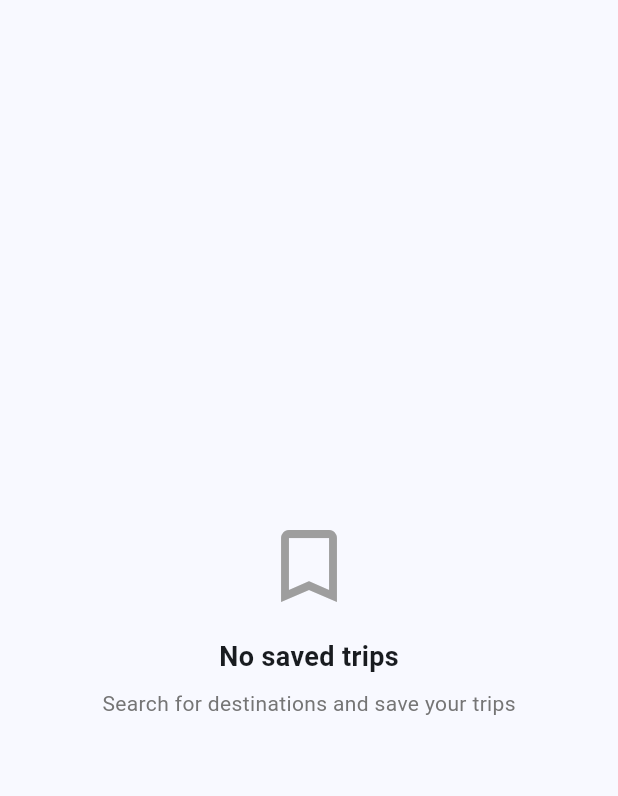
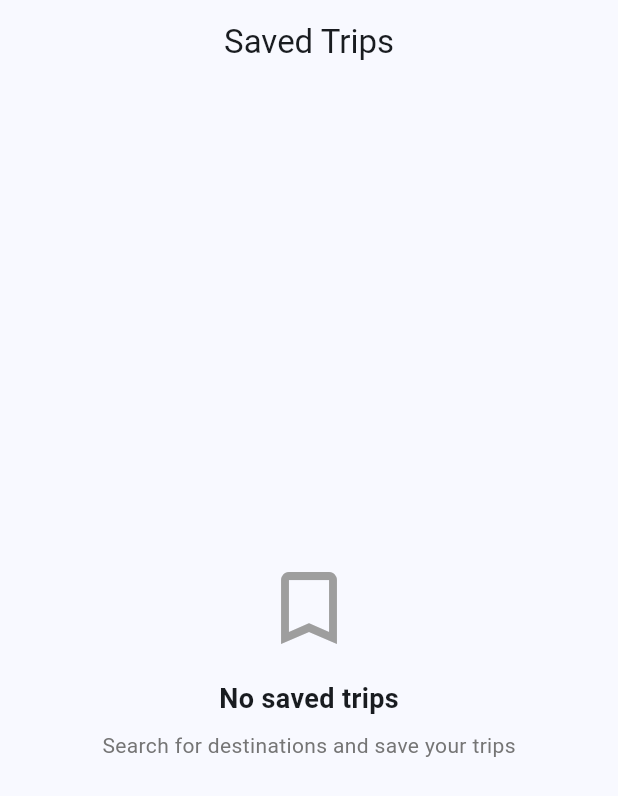
Before and after one commit to furyydev/travelplanner, a Flutter app: the SavedTripsScreen screen opened directly, on a phone screen of 412 x 824 dp. Shown: the top 796 px of the screen. Run offline on Flutter 3.47's test engine with Material 3 defaults, Android fonts, the phone set to English and light mode, and no system bars; our stand-ins replace cached_network_image, device_preview, flutter_dotenv, shared_preferences; accounts and stored records are empty.

Commit message:
style: removed unwanted comments

```diff
--- a/lib/main.dart
+++ b/lib/main.dart
@@ -11,7 +11,6 @@ import 'screens/home_screen.dart';
 import 'utils/theme.dart';
 import 'utils/constants.dart';
 
-// #region agent log
 Future<void> _debugLog({
   required String hypothesisId,
   required String location,
@@ -28,16 +27,13 @@ Future<void> _debugLog({
     'data': data,
     'timestamp': DateTime.now().millisecondsSinceEpoch,
   };
-  // Use print for logging (works on all platforms)
   print('DEBUG: ${jsonEncode(payload)}');
 }
-// #endregion
 
 Future<void> main() async {
   WidgetsFlutterBinding.ensureInitialized();
   try {
     await dotenv.load(fileName: ".env");
-    // Initialize API keys after successful load
     ApiConstants.initializeKeys();
     await _debugLog(
       hypothesisId: 'H1',
@@ -56,7 +52,6 @@ Future<void> main() async {
       message: '.env load failed',
       data: {'error': e.toString(), 'errorType': e.runtimeType.toString()},
     );
-    // Initialize with defaults if load fails
     ApiConstants.initializeKeys();
     print("Warning: .env file not found: $e");
   }
--- a/lib/models/place.dart
+++ b/lib/models/place.dart
@@ -22,11 +22,9 @@ class Place {
   });
 
   factory Place.fromJson(Map<String, dynamic> json) {
-    // Handle both GeoJSON feature format and direct object format
     final isGeoJson = json['geometry'] != null;
     final properties = isGeoJson ? json['properties'] ?? {} : json;
 
-    // Extract coordinates from GeoJSON or point object
     double lat = 0.0;
     double lon = 0.0;
     if (isGeoJson && json['geometry']?['coordinates'] != null) {
--- a/lib/providers/auth_provider.dart
+++ b/lib/providers/auth_provider.dart
@@ -25,8 +25,6 @@ class AuthProvider with ChangeNotifier {
   }
 
   Future<bool> login(String username, String password) async {
-    // Mock authentication - for MVP, accept any credentials
-    // In production, this would validate against a backend
     if (username.isNotEmpty && password.isNotEmpty) {
       _isLoggedIn = true;
       _username = username;
--- a/lib/screens/itinerary_screen.dart
+++ b/lib/screens/itinerary_screen.dart
@@ -90,7 +90,6 @@ class _ItineraryScreenState extends State<ItineraryScreen> {
     final existingItinerary = currentTrip.itinerary;
     final items = existingItinerary?.items ?? [];
 
-    // Find max order for this day
     final dayItems = items.where((item) => item.day == day).toList();
     final maxOrder = dayItems.isEmpty
         ? 0
--- a/lib/screens/saved_trips_screen.dart
+++ b/lib/screens/saved_trips_screen.dart
@@ -11,9 +11,9 @@ class SavedTripsScreen extends StatelessWidget {
   @override
   Widget build(BuildContext context) {
     return Scaffold(
-      // appBar: AppBar(
-      //   title: const Text('Saved Trips'),
-      // ),
+      appBar: AppBar(
+        title: const Text('Saved Trips'),
+      ),
       body: Consumer<TripProvider>(
         builder: (context, tripProvider, _) {
           final trips = tripProvider.savedTrips;
--- a/lib/services/storage_service.dart
+++ b/lib/services/storage_service.dart
@@ -9,7 +9,6 @@ class StorageService {
       final prefs = await SharedPreferences.getInstance();
       final trips = await getSavedTrips();
 
-      // Check if trip already exists
       final index = trips.indexWhere((t) => t.id == trip.id);
       if (index != -1) {
         trips[index] = trip.copyWith(updatedAt: DateTime.now());
--- a/lib/services/unsplash_service.dart
+++ b/lib/services/unsplash_service.dart
@@ -15,7 +15,6 @@ class UnsplashService {
       }
       return null;
     } catch (e) {
-      // Return null if API fails - app should still work
       return null;
     }
   }
--- a/lib/utils/constants.dart
+++ b/lib/utils/constants.dart
@@ -1,11 +1,9 @@
 import 'package:flutter_dotenv/flutter_dotenv.dart';
 
 class ApiConstants {
-  // OpenTripMap API
   static const String openTripMapBaseUrl = 'https://api.opentripmap.com/0.1';
   static const String openTripMapLang = 'en';
 
-  // Cache API keys to avoid repeated dotenv access
   static String? _cachedOtmKey;
   static String? _cachedWeatherKey;
   static String? _cachedUnsplashKey;
@@ -21,7 +19,6 @@ class ApiConstants {
     return _cachedOtmKey!;
   }
 
-  // OpenWeatherMap API
   static const String weatherBaseUrl = 'https://api.openweathermap.org/data/2.5';
   static String get weatherApiKey {
     if (_cachedWeatherKey != null) return _cachedWeatherKey!;
@@ -33,7 +30,6 @@ class ApiConstants {
     return _cachedWeatherKey!;
   }
 
-  // Unsplash API
   static const String unsplashBaseUrl = 'https://api.unsplash.com';
   static String get unsplashApiKey {
     if (_cachedUnsplashKey != null) return _cachedUnsplashKey!;
@@ -55,7 +51,6 @@ class ApiConstants {
     return _cachedUnsplashAccessKey!;
   }
 
-  // Initialize API keys after dotenv loads
   static void initializeKeys() {
     try {
       _cachedOtmKey = dotenv.env['OPENTRIPMAP_API_KEY'] ?? 'YOUR_OPENTRIPMAP_API_KEY';
```
Also changed, not shown: lib/providers/trip_provider.dart (+0 -8 lines), lib/services/open_trip_map_service.dart (+1 -16 lines).
